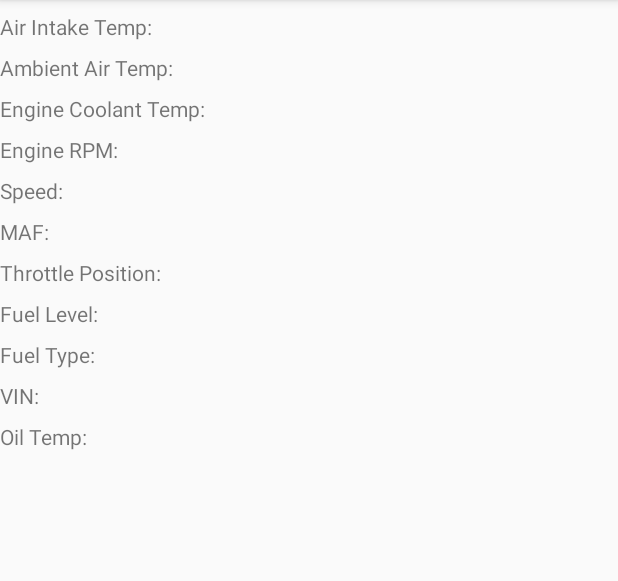
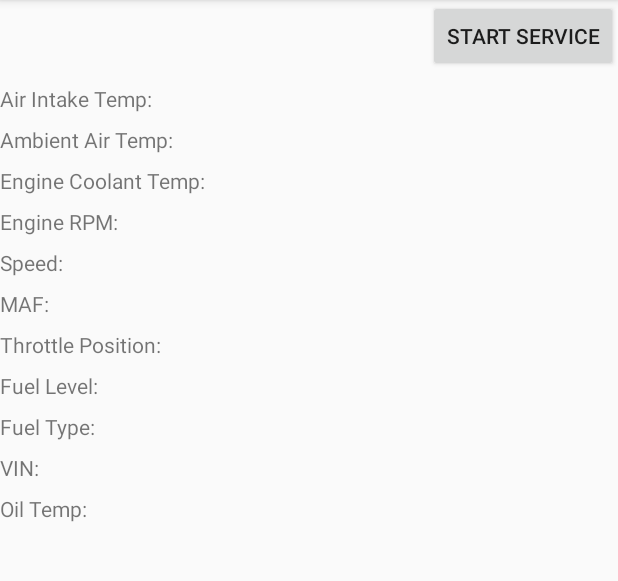
Before and after one commit to mwcaisse/CarTracker, an Android app: the screen it shows after launch (MainActivity), on a phone screen of 412 x 824 dp, the part 84-665 px from its top. Run offline under Robolectric (Android 15) with nearby library versions, the phone set to English and light mode, and no system bars.

Commit message:
Added some error handling

```diff
--- a/CarTracker.Android/app/src/main/java/com/ricex/cartracker/android/service/OBDServiceListener.java
+++ b/CarTracker.Android/app/src/main/java/com/ricex/cartracker/android/service/OBDServiceListener.java
@@ -13,4 +13,10 @@ public interface OBDServiceListener {
      */
     public void obdDataRead(OBDReading data);
 
+    /** Handles a message from the service
+     *
+     * @param message The message
+     */
+    public void onMessage(String message);
+
 }
--- a/CarTracker.Android/app/src/main/java/com/ricex/cartracker/android/view/DebugFragment.java
+++ b/CarTracker.Android/app/src/main/java/com/ricex/cartracker/android/view/DebugFragment.java
@@ -53,7 +53,12 @@ public class DebugFragment extends Fragment implements OBDServiceListener {
 
     private TextView tvVIN;
 
+    private TextView tvErrorMessage;
+
     private Handler handler;
+
+    private static final int MESSAGE_ID_MSG = 1;
+    private static final int MESSAGE_ID_OBD_DATA = 2;
 
     public DebugFragment() {
         createHandler();
@@ -61,7 +66,25 @@ public class DebugFragment extends Fragment implements OBDServiceListener {
 
     @Override
     public View onCreateView(LayoutInflater inflater, ViewGroup container, Bundle savedInstanceState) {
-        return inflater.inflate(R.layout.debug_fragment_layout, container, false);
+        View view = inflater.inflate(R.layout.debug_fragment_layout, container, false);
+        setFields(view);
+        return view;
+    }
+
+    public void setFields(View view) {
+        tvAirIntakeTemp = (TextView) view.findViewById(R.id.valAirIntakeTemp);
+        tvAmbientAirTemp = (TextView) view.findViewById(R.id.valAmbientAirTemp);
+        tvEngineCoolantTemp = (TextView) view.findViewById(R.id.valEngineCoolantTemp);
+        tvOilTemp = (TextView) view.findViewById(R.id.valOilTemp);
+        tvEngineRPM = (TextView) view.findViewById(R.id.valEngineRPM);
+        tvSpeed = (TextView) view.findViewById(R.id.valSpeed);
+        tvMAF = (TextView) view.findViewById(R.id.valMAF);
+        tvThrottlePosition = (TextView) view.findViewById(R.id.valThrottlePosition);
+        tvFuelType = (TextView) view.findViewById(R.id.valFuelLevel);
+        tvFuelLevel = (TextView) view.findViewById(R.id.valFuelLevel);
+        tvVIN = (TextView) view.findViewById(R.id.valVIN);
+
+        tvErrorMessage = (TextView) view.findViewById(R.id.tvMessages);
     }
 
     protected void createHandler() {
@@ -69,8 +92,17 @@ public class DebugFragment extends Fragment implements OBDServiceListener {
 
             @Override
             public void handleMessage(Message message) {
-                OBDReading data = (OBDReading)message.obj;
-                updateFromData(data);
+                switch (message.what) {
+                    case MESSAGE_ID_MSG:
+                        String msg = message.obj.toString();
+                        addMessage(msg);
+                        break;
+
+                    case MESSAGE_ID_OBD_DATA:
+                        OBDReading data = (OBDReading)message.obj;
+                        updateFromData(data);
+                        break;
+                }
             };
 
         };
@@ -82,6 +114,7 @@ public class DebugFragment extends Fragment implements OBDServiceListener {
         updateAmbientAirTemp(data.getAmbientAirTemp());
         updateEngineCoolantTemp(data.getEngineCoolantTemp());
         updateEngineRPM(data.getEngineRPM());
+        updateOilTemp(data.getOilTemp());
 
         updateSpeed(data.getSpeed());
         updateMAF(data.getMaf());
@@ -147,9 +180,20 @@ public class DebugFragment extends Fragment implements OBDServiceListener {
         tvVIN.setText(val);
     }
 
+    public void addMessage(String message) {
+        String curText = tvErrorMessage.getText().toString();
+        tvErrorMessage.setText(curText + "\n" + message);
+    }
+
     @Override
     public void obdDataRead(OBDReading data) {
-        Message message = handler.obtainMessage(1, data);
+        Message message = handler.obtainMessage(MESSAGE_ID_OBD_DATA, data);
         message.sendToTarget();
     }
+
+    @Override
+    public void onMessage(String message) {
+        Message msg = handler.obtainMessage(MESSAGE_ID_MSG, message);
+        msg.sendToTarget();
+    }
 }
--- a/CarTracker.Android/app/src/main/res/layout/activity_main.xml
+++ b/CarTracker.Android/app/src/main/res/layout/activity_main.xml
@@ -16,12 +16,17 @@
         android:theme="@style/ThemeOverlay.AppCompat.ActionBar"
         app:popupTheme="@style/ThemeOverlay.AppCompat.Light"/>
 
+    <Button
+        android:id="@+id/butStartService"
+        android:layout_width="wrap_content"
+        android:layout_height="wrap_content"
+        android:layout_gravity="right"
+        android:text="Start Service"
+        android:onClick="toggleService"/>
+
     <FrameLayout
         android:id="@+id/fragment_container"
         android:layout_width="match_parent"
         android:layout_height="wrap_content" />
 
-
-
-
 </LinearLayout>
--- a/CarTracker.Android/app/src/main/res/layout/debug_fragment_layout.xml
+++ b/CarTracker.Android/app/src/main/res/layout/debug_fragment_layout.xml
@@ -225,6 +225,20 @@
 
     </LinearLayout>
 
+    <ScrollView
+        android:layout_gravity="bottom"
+        android:layout_width="wrap_content"
+        android:layout_height="250dp">
+
+        <TextView
+            android:id="@+id/tvMessages"
+            android:layout_width="wrap_content"
+            android:layout_height="wrap_content"
+            android:text=""/>
+
+
+    </ScrollView>
+
 
 
 
```
Also changed, not shown: CarTracker.Android/app/src/main/java/com/ricex/cartracker/android/service/OBDService.java (+9 -0 lines), CarTracker.Android/app/src/main/java/com/ricex/cartracker/android/service/OBDServiceTask.java (+8 -2 lines), CarTracker.Android/app/src/main/java/com/ricex/cartracker/android/view/MainActivity.java (+14 -0 lines).
